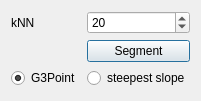
First picture: the form in ui/qG3PointDialog.ui, repository p-leroy/qG3Point, before the edit.
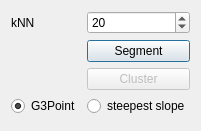
Second picture: the form after the edit.

Diff of the .ui file:
```diff
--- a/ui/qG3PointDialog.ui
+++ b/ui/qG3PointDialog.ui
@@ -7,13 +7,23 @@
     <x>0</x>
     <y>0</y>
     <width>190</width>
-    <height>101</height>
+    <height>131</height>
    </rect>
   </property>
   <property name="windowTitle">
    <string>Dialog</string>
   </property>
   <layout class="QGridLayout" name="gridLayout">
+   <item row="3" column="0">
+    <widget class="QRadioButton" name="radioButtonG3Point">
+     <property name="text">
+      <string>G3Point</string>
+     </property>
+     <property name="checked">
+      <bool>true</bool>
+     </property>
+    </widget>
+   </item>
    <item row="1" column="1">
     <widget class="QPushButton" name="pushButtonSegment">
      <property name="text">
@@ -41,20 +51,20 @@
      </property>
     </widget>
    </item>
-   <item row="2" column="1">
+   <item row="3" column="1">
     <widget class="QRadioButton" name="radioButtonSteepestSlope">
      <property name="text">
       <string>steepest slope</string>
      </property>
     </widget>
    </item>
-   <item row="2" column="0">
-    <widget class="QRadioButton" name="radioButtonG3Point">
-     <property name="text">
-      <string>G3Point</string>
+   <item row="2" column="1">
+    <widget class="QPushButton" name="pushButtonCluster">
+     <property name="enabled">
+      <bool>false</bool>
      </property>
-     <property name="checked">
-      <bool>true</bool>
+     <property name="text">
+      <string>Cluster</string>
      </property>
     </widget>
    </item>
```
